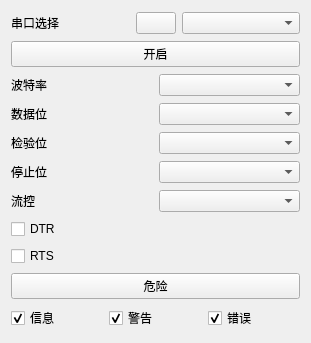
Old version of the form connnodes/serialport/serialport.ui in the repository Athlete41/Signal-Router-Graph.
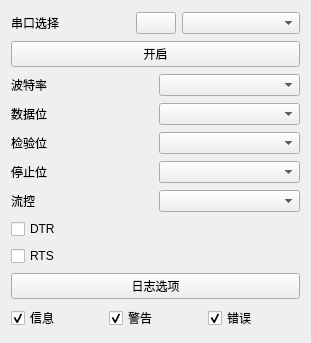
New version of the form. Icons and pictures are not drawn.

Commit message: 修改串口节点UI的一些文字说明

The edit to the form file:
```diff
--- a/connnodes/serialport/serialport.ui
+++ b/connnodes/serialport/serialport.ui
@@ -181,7 +181,7 @@
       <string>无背压机制, 若是高速情况下开启某些日志可能导致UI卡死</string>
      </property>
      <property name="text">
-      <string>危险</string>
+      <string>日志选项</string>
      </property>
      <property name="icon">
       <iconset>
```
The commit also changes 1 other file.
